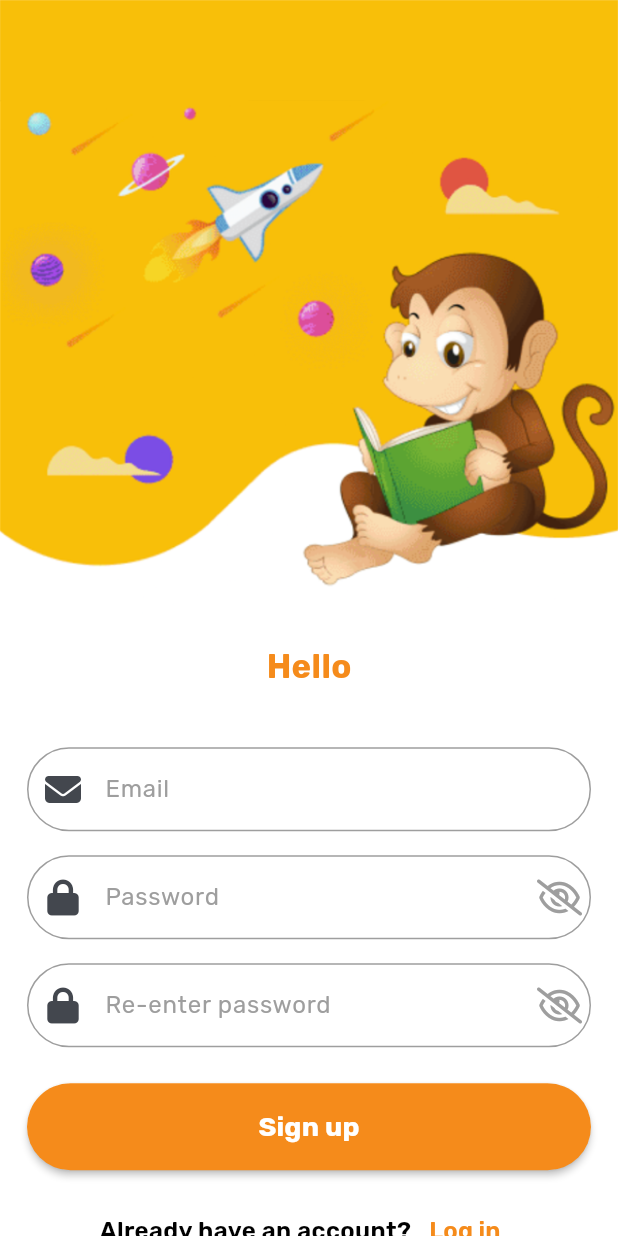
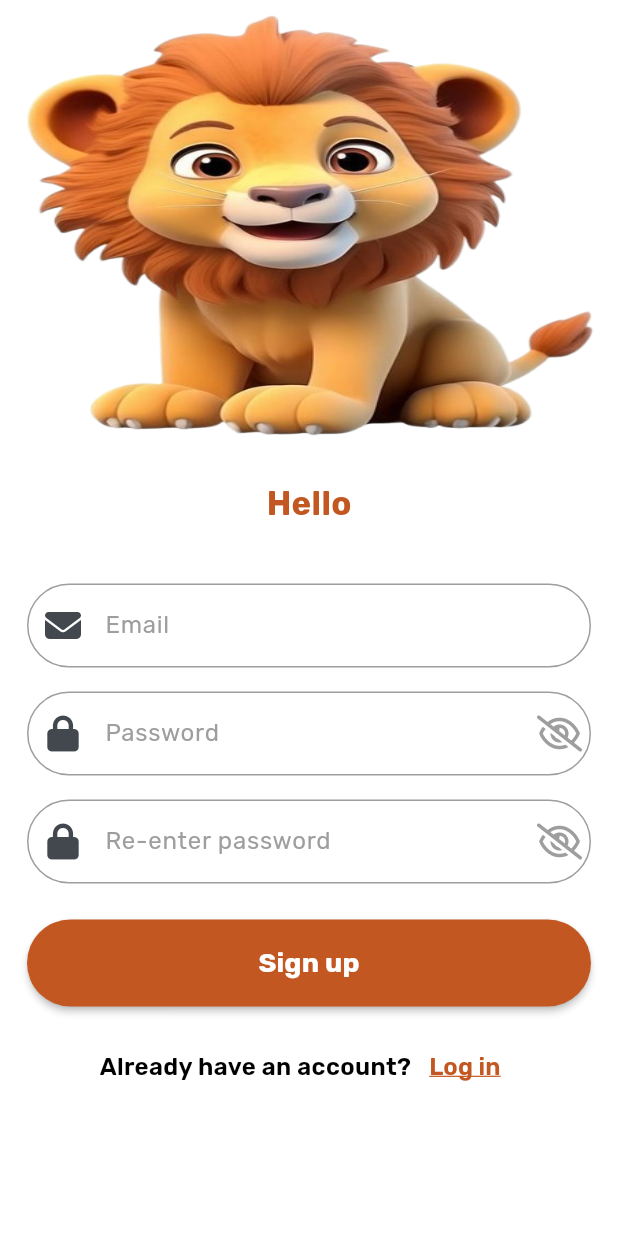
Before and after one commit to youssefhedefa/read_right_app, a Flutter app: the screen it shows after launch, on a phone screen of 412 x 824 dp. Run offline on Flutter 3.47's test engine with Material 3 defaults, Android fonts, the phone set to English and light mode, and no system bars; our stand-ins replace audioplayers, bloc, cloud_firestore, dartz, dio, easy_localization and 13 more; missing offline and left inert: assemblyai_flutter_sdk, audio_waveforms; accounts and stored records are empty.

Commit message:
Update authentication view layout and modify primary color for male users

```diff
--- a/lib/core/helpers/color_helper.dart
+++ b/lib/core/helpers/color_helper.dart
@@ -4,7 +4,7 @@ abstract class AppColorHelper {
   // static const Color primary = Color(0xFFB44343);
   static Color primary({bool isMale = true, bool isStart = false}) {
     if (isStart) {
-      return const Color(0xFFF58B1B);
+      return const Color(0xFFC35721);
     }
     return isMale ? primaryMale : primaryFemale;
   }
--- a/lib/features/app_auth/presentation/ui/auth_view.dart
+++ b/lib/features/app_auth/presentation/ui/auth_view.dart
@@ -18,8 +18,14 @@ class AuthView extends StatelessWidget {
       body: SingleChildScrollView(
         child: Column(
           children: [
+            SizedBox(
+              height: MediaQuery.of(context).padding.top,
+            ),
             Image.asset(
               AppImageHelper.authImage,
+              width: double.infinity,
+              height: 300,
+              fit: BoxFit.fill,
             ),
             const SizedBox(
               height: 20,
```
Also changed, not shown: assets/images/auth_background.png, 1 other file.
